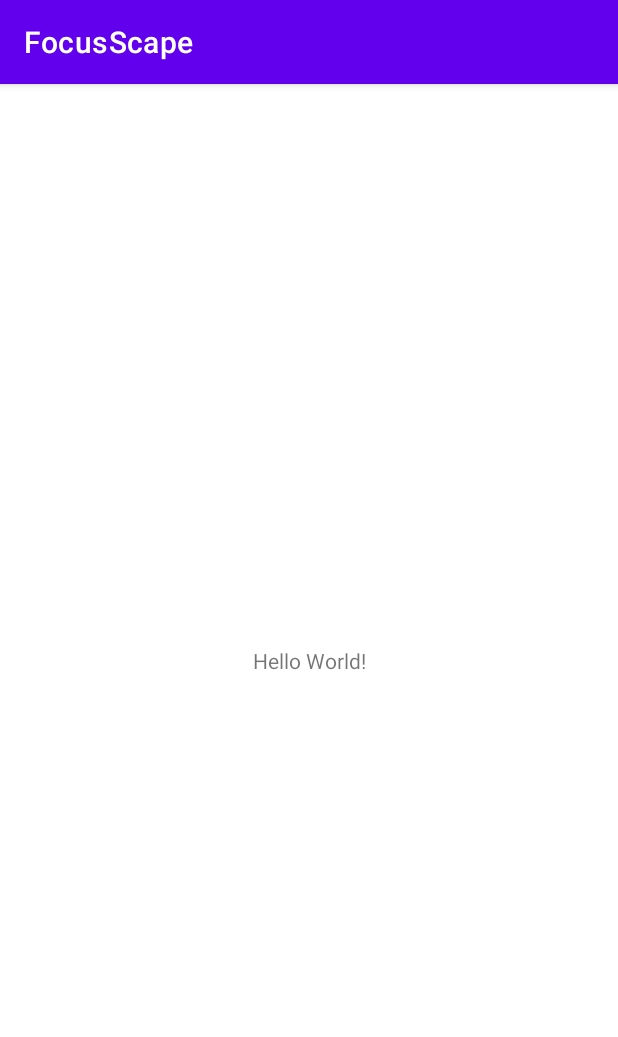
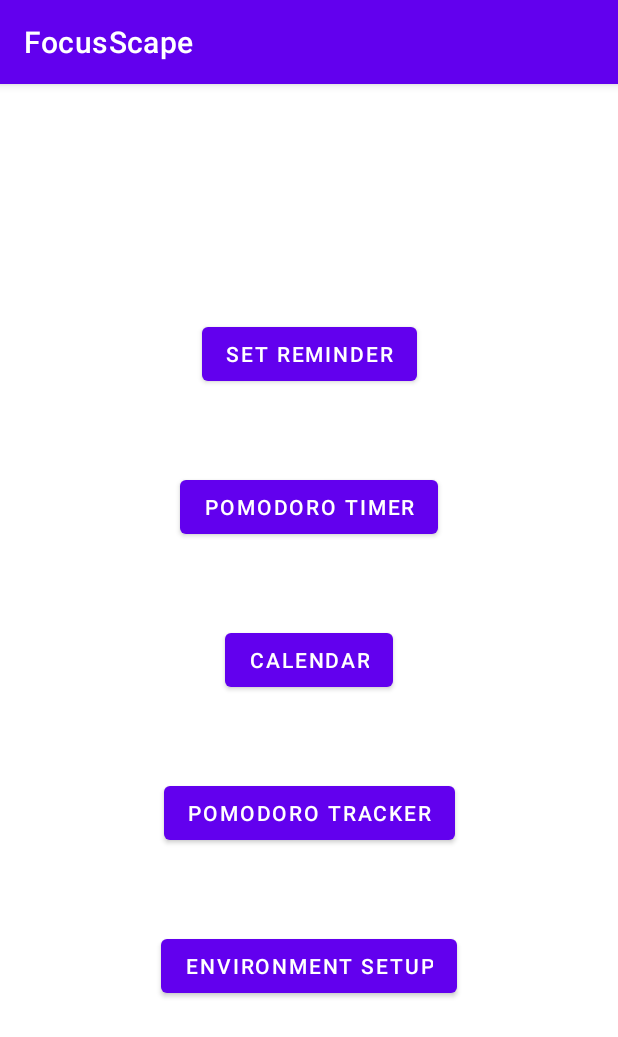
Before and after one commit to jasperket/FocusScape, an Android app: the screen it shows after launch (MainActivity), on a phone screen of 412 x 824 dp. Shown: the top 1037 px of the screen. Run offline under Robolectric (Android 15) with nearby library versions, the light colour scheme and no system bars.

Commit message:
Made pomodoro timer activity

```diff
--- a/app/src/main/AndroidManifest.xml
+++ b/app/src/main/AndroidManifest.xml
@@ -12,6 +12,9 @@
         android:theme="@style/Theme.FocusScape"
         tools:targetApi="31">
         <activity
+            android:name=".PomodoroTimer"
+            android:exported="false" />
+        <activity
             android:name=".MainActivity"
             android:exported="true">
             <intent-filter>
--- a/app/src/main/java/com/example/focusscape/MainActivity.java
+++ b/app/src/main/java/com/example/focusscape/MainActivity.java
@@ -2,13 +2,25 @@ package com.example.focusscape;
 
 import androidx.appcompat.app.AppCompatActivity;
 
+import android.content.Intent;
 import android.os.Bundle;
+import android.view.View;
+import android.widget.Button;
 
 public class MainActivity extends AppCompatActivity {
-
     @Override
     protected void onCreate(Bundle savedInstanceState) {
         super.onCreate(savedInstanceState);
         setContentView(R.layout.activity_main);
+
+        Button btnSetReminder = findViewById(R.id.btnSetReminder);
+        Button btnPomodoro = findViewById(R.id.btnPomodoro);
+        btnPomodoro.setOnClickListener(new View.OnClickListener() {
+            @Override
+            public void onClick(View view) {
+                Intent intent = new Intent(view.getContext(), PomodoroTimer.class);
+                startActivity(intent);
+            }
+        });
     }
 }
--- a/app/src/main/res/layout/activity_main.xml
+++ b/app/src/main/res/layout/activity_main.xml
@@ -6,13 +6,53 @@
     android:layout_height="match_parent"
     tools:context=".MainActivity">
 
-    <TextView
+    <Button
+        android:id="@+id/btnCalendar"
         android:layout_width="wrap_content"
         android:layout_height="wrap_content"
-        android:text="Hello World!"
+        android:text="Calendar"
         app:layout_constraintBottom_toBottomOf="parent"
         app:layout_constraintEnd_toEndOf="parent"
         app:layout_constraintStart_toStartOf="parent"
         app:layout_constraintTop_toTopOf="parent" />
 
+    <Button
+        android:id="@+id/btnSetReminder"
+        android:layout_width="wrap_content"
+        android:layout_height="wrap_content"
+        android:text="Set Reminder"
+        app:layout_constraintBottom_toTopOf="@+id/btnCalendar"
+        app:layout_constraintEnd_toEndOf="parent"
+        app:layout_constraintStart_toStartOf="parent"
+        app:layout_constraintTop_toTopOf="parent" />
+
+    <Button
+        android:id="@+id/btnPomodoro"
+        android:layout_width="wrap_content"
+        android:layout_height="wrap_content"
+        android:text="Pomodoro Timer"
+        app:layout_constraintBottom_toTopOf="@+id/btnCalendar"
+        app:layout_constraintEnd_toEndOf="parent"
+        app:layout_constraintStart_toStartOf="parent"
+        app:layout_constraintTop_toBottomOf="@+id/btnSetReminder" />
+
+    <Button
+        android:id="@+id/btnEnvSetup"
+        android:layout_width="wrap_content"
+        android:layout_height="wrap_content"
+        android:text="Environment Setup"
+        app:layout_constraintBottom_toBottomOf="parent"
+        app:layout_constraintEnd_toEndOf="parent"
+        app:layout_constraintStart_toStartOf="parent"
+        app:layout_constraintTop_toBottomOf="@+id/btnCalendar" />
+
+    <Button
+        android:id="@+id/btnPomoTracker"
+        android:layout_width="wrap_content"
+        android:layout_height="wrap_content"
+        android:text="Pomodoro Tracker"
+        app:layout_constraintBottom_toTopOf="@+id/btnEnvSetup"
+        app:layout_constraintEnd_toEndOf="parent"
+        app:layout_constraintStart_toStartOf="parent"
+        app:layout_constraintTop_toBottomOf="@+id/btnCalendar" />
 </androidx.constraintlayout.widget.ConstraintLayout>
```
Also changed, not shown: app/src/main/java/com/example/focusscape/PomodoroTimer.java (added, +98 -0 lines), app/src/main/res/layout/activity_pomodoro_timer.xml (added, +39 -0 lines).
